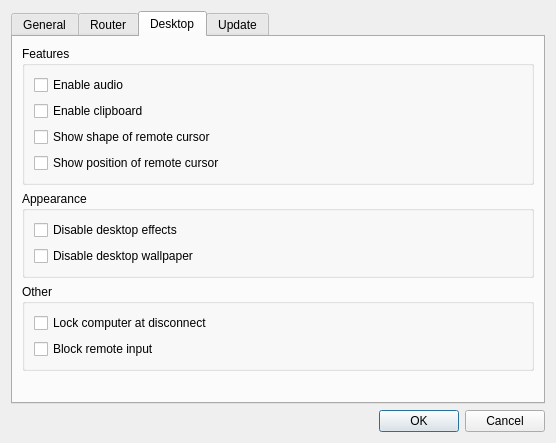
First picture: the form in source/client/ui/settings_dialog.ui, repository SammyEnigma/aspia, before the edit.
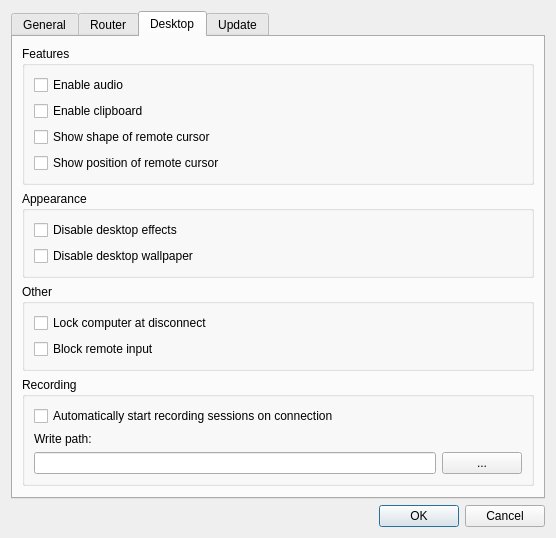
Second picture: the form after the edit. The open tabs and pages were chosen to show the change. Custom widgets are drawn as their Qt base class.

Commit message: Move recording settings to main settings dialog.

Diff of the .ui file:
```diff
--- a/source/client/ui/settings_dialog.ui
+++ b/source/client/ui/settings_dialog.ui
@@ -337,6 +337,62 @@
          </layout>
         </widget>
        </item>
+       <item>
+        <widget class="QGroupBox" name="groupbox_recording">
+         <property name="sizePolicy">
+          <sizepolicy hsizetype="Preferred" vsizetype="Fixed">
+           <horstretch>0</horstretch>
+           <verstretch>0</verstretch>
+          </sizepolicy>
+         </property>
+         <property name="title">
+          <string>Recording</string>
+         </property>
+         <layout class="QVBoxLayout" name="verticalLayout_recording">
+          <item>
+           <widget class="QCheckBox" name="checkbox_record_autostart">
+            <property name="text">
+             <string>Automatically start recording sessions on connection</string>
+            </property>
+           </widget>
+          </item>
+          <item>
+           <widget class="QLabel" name="label_record_path">
+            <property name="text">
+             <string>Write path:</string>
+            </property>
+           </widget>
+          </item>
+          <item>
+           <layout class="QHBoxLayout" name="horizontalLayout_record_path">
+            <item>
+             <widget class="QLineEdit" name="edit_record_dir">
+              <property name="sizePolicy">
+               <sizepolicy hsizetype="Expanding" vsizetype="Fixed">
+                <horstretch>0</horstretch>
+                <verstretch>0</verstretch>
+               </sizepolicy>
+              </property>
+             </widget>
+            </item>
+            <item>
+             <widget class="QPushButton" name="button_select_record_dir">
+              <property name="sizePolicy">
+               <sizepolicy hsizetype="Fixed" vsizetype="Fixed">
+                <horstretch>0</horstretch>
+                <verstretch>0</verstretch>
+               </sizepolicy>
+              </property>
+              <property name="text">
+               <string notr="true">...</string>
+              </property>
+             </widget>
+            </item>
+           </layout>
+          </item>
+         </layout>
+        </widget>
+       </item>
        <item>
         <spacer name="verticalSpacer_desktop">
          <property name="orientation">
```
The commit also changes 14 other files.
